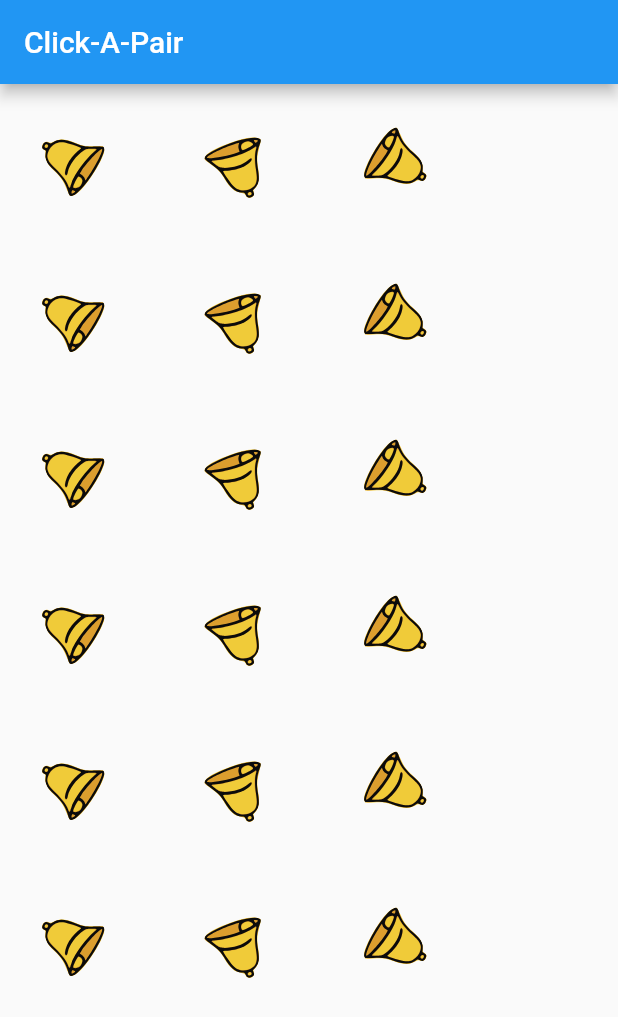
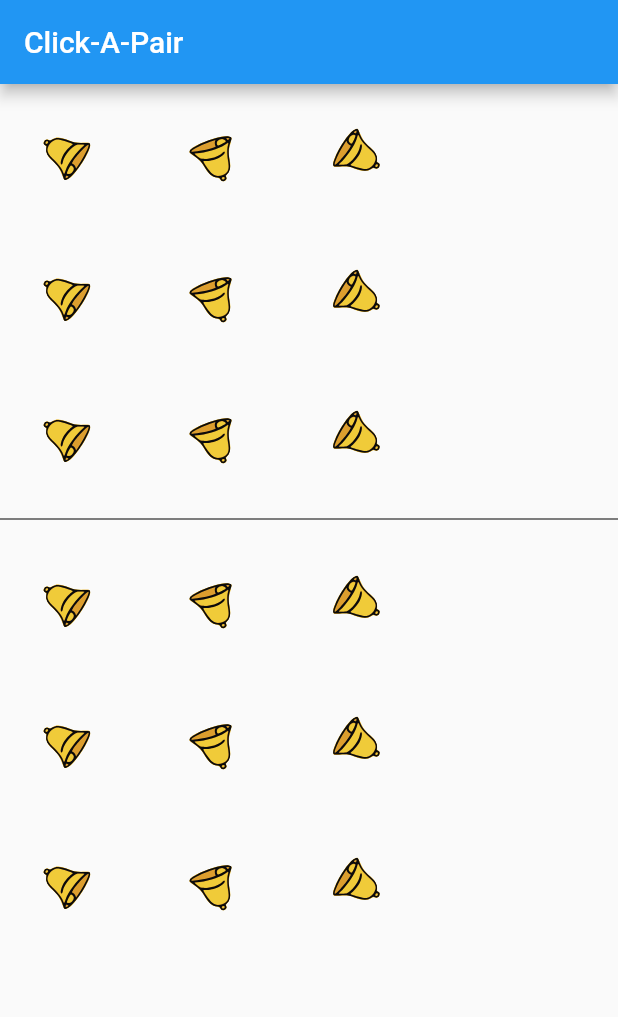
Before and after one commit to maks/clickapair, a Flutter app: the screen it shows after launch, on a phone screen of 412 x 824 dp. Shown: the top 1017 px of the screen. Run offline on Flutter 3.47's test engine with Material 2 defaults, Android fonts, the phone set to English and light mode, and no system bars; our stand-ins replace flutter_svg.

Commit message:
add divider line, remove old code

```diff
--- a/lib/main.dart
+++ b/lib/main.dart
@@ -40,6 +40,9 @@ class _MyHomePageState extends State<MyHomePage> {
         child: Column(
           children: <Widget>[
             GameCard(cardName: "A"),
+            Divider(
+              color: Colors.black,
+            ),
             GameCard(cardName: "B"),
           ],
         ),
@@ -98,16 +101,10 @@ class CardRow extends StatelessWidget {
       padding: const EdgeInsets.all(32.0),
       child: Transform.rotate(
         angle: radians(randAngle()),
-        //child: Text("$cardName $index"),
-        // child: Image.asset(
-        //   "images/apple.png",
-        //   width: 40,
-        //   height: 30,
-        // ),
         child: SvgPicture.asset(
           "images/bell.svg",
-          width: 40,
-          height: 40,
+          width: 30,
+          height: 30,
         ),
       ),
     );
```
